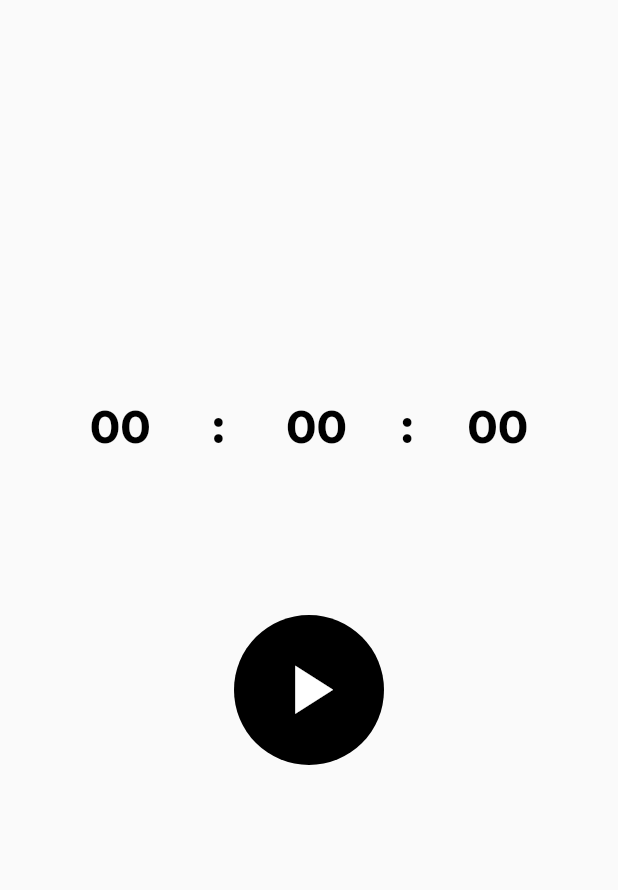
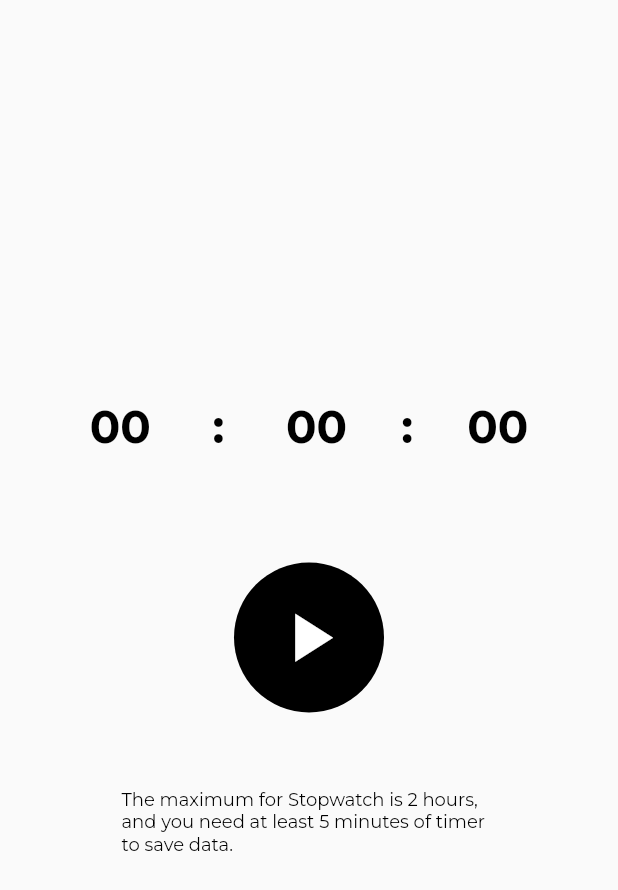
Before and after one commit to Nonbcc/Stopwatch, a Flutter app: the screen it shows after launch, on a phone screen of 412 x 824 dp. Shown: the top 890 px of the screen. Run offline on Flutter 3.47's test engine with Material 2 defaults, Android fonts, the phone set to English and light mode, and no system bars; our stand-ins replace google_fonts.

Commit message:
final commit

```diff
--- a/lib/main.dart
+++ b/lib/main.dart
@@ -1,12 +1,12 @@
 import 'package:flutter/material.dart';
-import 'package:stw/stopwatchscreen.dart';
+import 'package:stw/stopwatch_screen.dart';
 import 'package:provider/provider.dart';
-import 'package:stw/timeservice.dart';
+import 'package:stw/time_service.dart';
 
 void main() {
   runApp(ChangeNotifierProvider<TimerService>(
     create: (_) => TimerService(),
-    child: MyApp(),
+    child: const MyApp(),
   ));
 }
 
@@ -16,7 +16,7 @@ class MyApp extends StatelessWidget {
   // This widget is the root of your application.
   @override
   Widget build(BuildContext context) {
-    return MaterialApp(
+    return const MaterialApp(
         debugShowCheckedModeBanner: false, home: StopwatchScreen());
   }
 }
--- a/lib/stopwatchscreen.dart
+++ b/lib/stopwatch_screen.dart
@@ -1,10 +1,7 @@
 import 'package:flutter/material.dart';
-import 'package:stw/timeservice.dart';
+import 'package:stw/widgets/description_text.dart';
 import 'package:stw/widgets/displaytimer.dart';
 import 'package:stw/widgets/timecontroller.dart';
-import 'package:stw/widgets/timeresult.dart';
-import 'package:provider/provider.dart';
-import 'utils.dart';
 
 class StopwatchScreen extends StatelessWidget {
   const StopwatchScreen({super.key});
@@ -16,15 +13,19 @@ class StopwatchScreen extends StatelessWidget {
         child: Container(
           alignment: Alignment.center,
           child: Column(
-            children: [
+            children: const [
               SizedBox(
                 height: 200,
               ),
               DisplayTimer(),
               SizedBox(
-                height: 40,
+                height: 5,
               ),
               TimeController(),
+              SizedBox(
+                height: 50,
+              ),
+              DescriptionText(),
             ],
           ),
         ),
--- /dev/null
+++ b/lib/time_service.dart
@@ -0,0 +1,64 @@
+import 'dart:async';
+
+import 'package:flutter/material.dart';
+import 'package:stw/utils.dart';
+import 'package:stw/widgets/fulltime_popup.dart';
+
+class TimerService extends ChangeNotifier {
+  int startTime = 0;
+  int seconds = 0;
+  int minutes = 0;
+  int stopTime = 0;
+  bool timerPlaying = false;
+  String twoDigits(int n) => n.round().toString().padLeft(2, '0');
+  Timer? timer;
+  FulltimePopup fulltimePopup = FulltimePopup();
+
+  void start(BuildContext context) {
+    timerPlaying = true;
+    timer = Timer.periodic(const Duration(seconds: 1), (timer) {
+      if (startTime == 15) {
+        stop();
+        fulltimePopup.fullTimePopup(context);
+        reset();
+      } else {
+        startTime++;
+      }
+      notifyListeners();
+    });
+  }
+
+  void stop() {
+    timer!.cancel();
+    timerPlaying = false;
+    print(startTime);
+    stopTime = startTime;
+    notifyListeners();
+  }
+
+  void reset() {
+    startTime = 0;
+  }
+
+  String changeSecondsUnit(int time) {
+    seconds = startTime % 60;
+    if (seconds == 0) {
+      return "${seconds.round()}0";
+    } else {
+      return twoDigits(seconds);
+    }
+  }
+
+  String changeMinutesUnit(int time) {
+    minutes = time % 3600;
+    if (minutes == 0) {
+      return "${minutes.round()}0";
+    } else {
+      return twoDigits((minutes ~/ 60));
+    }
+  }
+
+  String changeHoursUnit(int time) {
+    return twoDigits((time ~/ 3600));
+  }
+}
--- a/lib/timeservice.dart
+++ /dev/null
@@ -1,87 +0,0 @@
-import 'dart:async';
-
-import 'package:flutter/material.dart';
-import 'package:stw/utils.dart';
-
-class TimerService extends ChangeNotifier {
-  int startTime = 0;
-  int seconds = 0;
-  int minutes = 0;
-  int stopTime = 0;
-  bool timerPlaying = false;
-  String twoDigits(int n) => n.round().toString().padLeft(2, '0');
-  Timer? timer;
-
-  void start() {
-    timerPlaying = true;
-    timer = Timer.periodic(Duration(seconds: 1), (timer) {
-      // if (startTime == 10) {
-      //   stop();
-      // } else {
-      //   startTime++;
-      //   notifyListeners();
-      // }
-      startTime++;
-      upperbound();
-      notifyListeners();
-    });
-  }
-
-  void stop() {
-    timer!.cancel();
-    timerPlaying = false;
-    print(startTime);
-    stopTime = startTime;
-    notifyListeners();
-  }
-
-  void reset() {
-    startTime = 0;
-  }
-
-  void upperbound() {
-    if (startTime == 7200) {
-      stop();
-      reset();
-    }
-  }
-
-  Widget? changesecondsunit() {
-    seconds = startTime % 60;
-
-    if (seconds == 0) {
-      return Text(
-        "${seconds.round()}0",
-        style: textStyle(30, Colors.black, FontWeight.bold),
-      );
-    } else {
-      return Text(
-        twoDigits(seconds),
-        style: textStyle(30, Colors.black, FontWeight.bold),
-      );
-    }
-  }
-
-  Widget? changeminutesunit() {
-    minutes = startTime % 3600;
-
-    if (minutes == 0) {
-      return Text(
-        "${minutes.round()}0",
-        style: textStyle(30, Colors.black, FontWeight.bold),
-      );
-    } else {
-      return Text(
-        twoDigits((minutes ~/ 60)),
-        style: textStyle(30, Colors.black, FontWeight.bold),
-      );
-    }
-  }
-
-  Widget? changehoursunit() {
-    return Text(
-      twoDigits((startTime ~/ 3600)),
-      style: textStyle(30, Colors.black, FontWeight.bold),
-    );
-  }
-}
--- /dev/null
+++ b/lib/widgets/description_text.dart
@@ -0,0 +1,29 @@
+import 'package:flutter/material.dart';
+import 'package:stw/time_service.dart';
+import 'package:provider/provider.dart';
+import 'package:stw/utils.dart';
+
+class DescriptionText extends StatelessWidget {
+  const DescriptionText({super.key});
+
+  @override
+  Widget build(BuildContext context) {
+    final provider = Provider.of<TimerService>(context);
+    return SizedBox(
+      height: 50,
+      width: 250,
+      child: Column(
+        children: [
+          if (provider.timerPlaying) ...[
+            const Text(''),
+          ] else ...[
+            Text(
+              'The maximum for Stopwatch is 2 hours, and you need at least 5 minutes of timer to save data.',
+              style: textStyle(12, Colors.black),
+            ),
+          ]
+        ],
+      ),
+    );
+  }
+}
--- a/lib/widgets/displaytimer.dart
+++ b/lib/widgets/displaytimer.dart
@@ -1,5 +1,5 @@
 import 'package:flutter/material.dart';
-import 'package:stw/timeservice.dart';
+import 'package:stw/time_service.dart';
 import 'package:stw/utils.dart';
 import 'package:provider/provider.dart';
 
@@ -20,48 +20,57 @@ class _DisplayTimerState extends State<DisplayTimer> {
         Row(
           mainAxisAlignment: MainAxisAlignment.center,
           children: [
-            Container(
+            SizedBox(
               width: MediaQuery.of(context).size.width / 4,
               height: 170,
               child: Center(
-                child: Provider.of<TimerService>(context, listen: false)
-                    .changehoursunit(),
+                child: Text(
+                  Provider.of<TimerService>(context, listen: false)
+                      .changeHoursUnit(provider.startTime),
+                  style: textStyle(30, Colors.black, FontWeight.bold),
+                ),
               ),
             ),
-            SizedBox(
+            const SizedBox(
               width: 10,
             ),
             Text(
               ":",
               style: textStyle(30, Colors.black, FontWeight.bold),
             ),
-            SizedBox(
+            const SizedBox(
               width: 10,
             ),
-            Container(
+            SizedBox(
               width: MediaQuery.of(context).size.width / 4,
               height: 170,
               child: Center(
-                child: Provider.of<TimerService>(context, listen: false)
-                    .changeminutesunit(),
+                child: Text(
+                  Provider.of<TimerService>(context, listen: false)
+                      .changeMinutesUnit(provider.startTime),
+                  style: textStyle(30, Colors.black, FontWeight.bold),
+                ),
               ),
             ),
-            SizedBox(
+            const SizedBox(
               width: 5,
             ),
             Text(
               ":",
               style: textStyle(30, Colors.black, FontWeight.bold),
             ),
-            SizedBox(
+            const SizedBox(
               width: 5,
             ),
-            Container(
+            SizedBox(
               width: MediaQuery.of(context).size.width / 4,
               height: 170,
               child: Center(
-                child: Provider.of<TimerService>(context, listen: false)
-                    .changesecondsunit(),
+                child: Text(
+                  Provider.of<TimerService>(context, listen: false)
+                      .changeSecondsUnit(provider.startTime),
+                  style: textStyle(30, Colors.black, FontWeight.bold),
+                ),
               ),
             ),
           ],
--- a/lib/widgets/timecontroller.dart
+++ b/lib/widgets/timecontroller.dart
@@ -1,7 +1,7 @@
 import 'package:flutter/material.dart';
-import 'package:stw/timeservice.dart';
+import 'package:stw/time_service.dart';
 import 'package:provider/provider.dart';
-import 'package:stw/utils.dart';
+import 'package:stw/widgets/result_popup.dart';
 
 class TimeController extends StatefulWidget {
   const TimeController({super.key});
@@ -14,10 +14,12 @@ class _TimeControllerState extends State<TimeController> {
   @override
   Widget build(BuildContext context) {
     final provider = Provider.of<TimerService>(context);
+    ResultPopup resultPopup = ResultPopup();
+
     return Container(
       width: 100,
       height: 100,
-      decoration: BoxDecoration(
+      decoration: const BoxDecoration(
         color: Colors.black,
         shape: BoxShape.circle,
       ),
@@ -26,49 +28,15 @@ class _TimeControllerState extends State<TimeController> {
           onPressed: () {
             if (provider.timerPlaying) {
               Provider.of<TimerService>(context, listen: false).stop();
-              showDialog(
-                context: context,
-                builder: (context) => AlertDialog(
-                  alignment: Alignment.center,
-                  title: Text(
-                    "Reading result",
-                    style: textStyle(22),
-                  ),
-                  content: Text(
-                    provider.stopTime > 5
-                        ? (provider.stopTime <= 10
-                            ? '${provider.stopTime.round().toString()} sec (saved)'
-                            : '${provider.stopTime.round().toString()} min (saved)')
-                        : 'result not saved (less than 5 minutes)',
-                    // provider.stopTime <= 60
-                    //     ? '${provider.stopTime.round().toString()} sec'
-                    //     : '${provider.stopTime.round().toString()} min',
-                    style: textStyle(18),
-                  ),
-                  actions: [
-                    TextButton(
-                        onPressed: () => Navigator.pop(context),
-                        child: Text(
-                          'View Stat.',
-                          style: textStyle(16),
-                        )),
-                    TextButton(
-                        onPressed: () => Navigator.pop(context),
-                        child: Text(
-                          'Close',
-                          style: textStyle(16),
-                        )),
-                  ],
-                ),
-              );
+              resultPopup.resultPopup(context);
               Provider.of<TimerService>(context, listen: false).reset();
             } else {
-              Provider.of<TimerService>(context, listen: false).start();
+              Provider.of<TimerService>(context, listen: false).start(context);
             }
           },
           icon: provider.timerPlaying
-              ? Icon(Icons.stop)
-              : Icon(Icons.play_arrow_sharp),
+              ? const Icon(Icons.stop)
+              : const Icon(Icons.play_arrow_sharp),
           color: Colors.white,
           iconSize: 55,
         ),
```
Also changed, not shown: lib/widgets/fulltime_popup.dart (added, +69 -0 lines), lib/widgets/result_popup.dart (added, +77 -0 lines), lib/widgets/timeresult.dart (deleted, +0 -38 lines).
